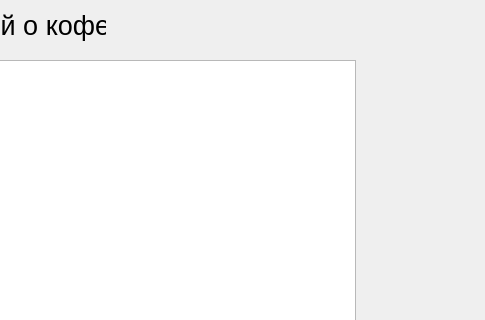
This is ui.ui in Brajenko/Coffee as Qt 5 draws it before an edit; both pictures show x 715 to 1200 and y 0 to 320 of the 1200 by 600 pixel window. The edited form follows.
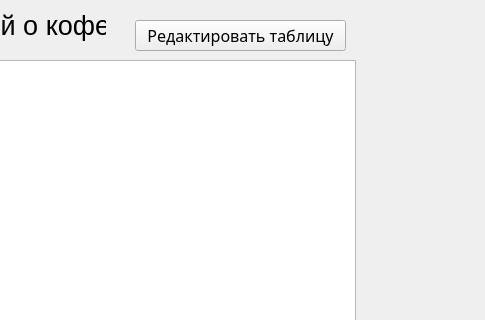
This is the edited form.

The edit to the form file:
```diff
--- a/ui.ui
+++ b/ui.ui
@@ -42,6 +42,25 @@
      <string>Таблица с информацией о кофе</string>
     </property>
    </widget>
+   <widget class="QPushButton" name="pushButton">
+    <property name="geometry">
+     <rect>
+      <x>850</x>
+      <y>20</y>
+      <width>211</width>
+      <height>31</height>
+     </rect>
+    </property>
+    <property name="font">
+     <font>
+      <family>Mongolian Baiti</family>
+      <pointsize>12</pointsize>
+     </font>
+    </property>
+    <property name="text">
+     <string>Редактировать таблицу</string>
+    </property>
+   </widget>
   </widget>
   <widget class="QMenuBar" name="menubar">
    <property name="geometry">
```
Left out of the diff: 3 changed lines with no effect on the pictures.
